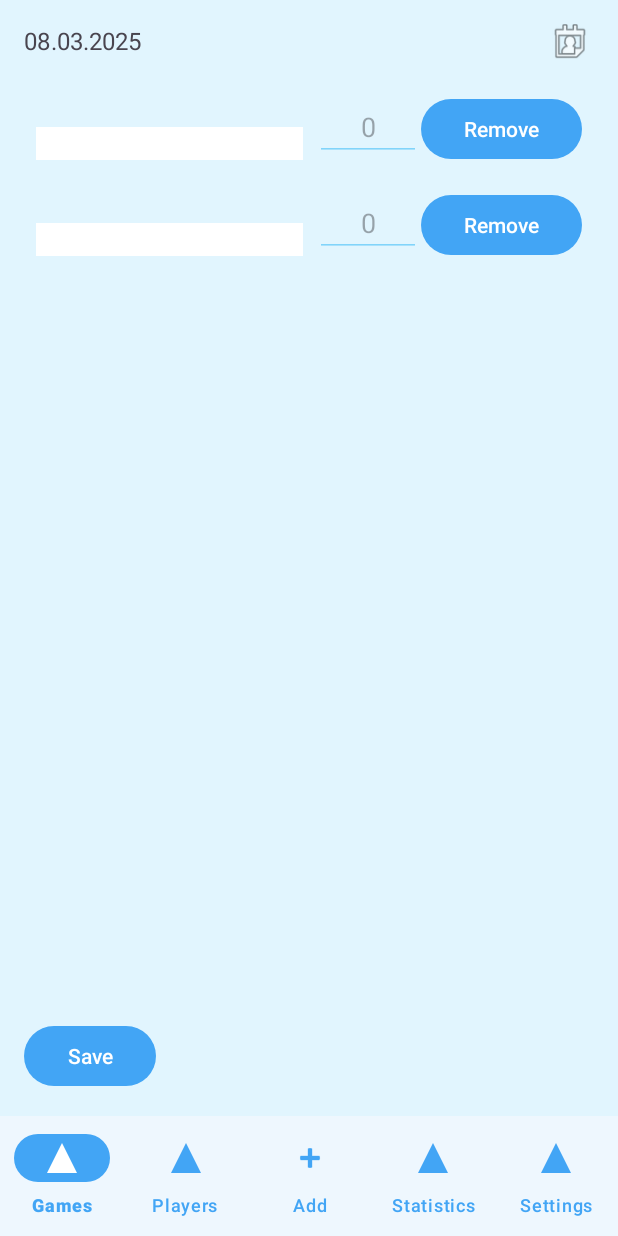
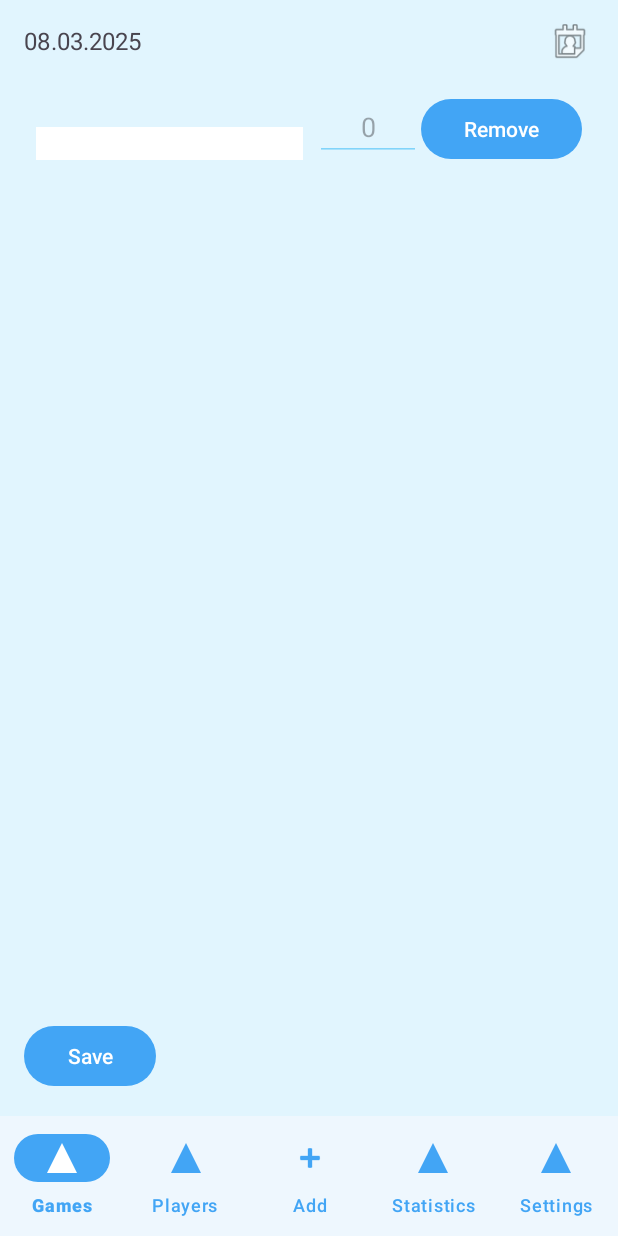
Before and after one commit to toxictrace/Carcassonne_Statistics, an Android app: the EditGameFragment screen opened through its navigation route, item 3 of the bottom bar chosen, on a phone screen of 412 x 824 dp. Run offline under Robolectric (Android 15) with nearby library versions, the phone set to English and light mode, and no system bars; our stand-ins replace Room's generated code, data binding, navigation-ui.

Commit message:
alfa bild

```diff
--- a/app/src/main/java/by/toxic/carstat/EditGameFragment.kt
+++ b/app/src/main/java/by/toxic/carstat/EditGameFragment.kt
@@ -7,6 +7,7 @@ import android.view.View
 import android.view.ViewGroup
 import android.widget.AdapterView
 import android.widget.ArrayAdapter
+import android.widget.Toast
 import androidx.fragment.app.Fragment
 import androidx.fragment.app.viewModels
 import androidx.navigation.fragment.findNavController
@@ -66,8 +67,7 @@ class EditGameFragment : Fragment() {
                 }
             } else {
                 tempGamePlayers.clear()
-                tempGamePlayers.add(GamePlayer(0, 0, 0))
-                tempGamePlayers.add(GamePlayer(0, 0, 0))
+                tempGamePlayers.add(GamePlayer(0, 0, 0)) // Только одна строка для новой игры
             }
             playerAdapter.notifyDataSetChanged()
         }
@@ -80,7 +80,9 @@ class EditGameFragment : Fragment() {
                 players,
                 gameId,
                 onSuccess = { findNavController().navigateUp() },
-                onError = { /* Обработка ошибки, например, Toast */ }
+                onError = { error ->
+                    Toast.makeText(context, getString(R.string.save_game_error, error), Toast.LENGTH_SHORT).show()
+                }
             )
         }
     }
@@ -102,9 +104,15 @@ class EditGameFragment : Fragment() {
         _binding = null
     }
 
-    fun addPlayer() { // Публичный метод для вызова из MainActivity через NavBar
-        tempGamePlayers.add(GamePlayer(0, 0, 0))
-        playerAdapter.notifyItemInserted(tempGamePlayers.size - 1)
+    fun addPlayerFromNavBar() {
+        val selectedIds = tempGamePlayers.map { it.playerId }.filter { it != 0 }
+        val remainingPlayers = tempPlayers.filter { !selectedIds.contains(it.id) }
+        if (remainingPlayers.isNotEmpty()) {
+            tempGamePlayers.add(GamePlayer(0, 0, 0))
+            playerAdapter.notifyItemInserted(tempGamePlayers.size - 1)
+        } else {
+            Toast.makeText(context, getString(R.string.no_more_players), Toast.LENGTH_SHORT).show()
+        }
     }
 
     inner class PlayerAdapter : RecyclerView.Adapter<GamePlayerViewHolder>() {
--- a/app/src/main/java/by/toxic/carstat/MainActivity.kt
+++ b/app/src/main/java/by/toxic/carstat/MainActivity.kt
@@ -3,6 +3,8 @@ package by.toxic.carstat
 import android.content.res.Configuration
 import android.os.Bundle
 import android.util.Log
+import androidx.activity.OnBackPressedCallback
+import androidx.appcompat.app.AlertDialog
 import androidx.appcompat.app.AppCompatActivity
 import androidx.navigation.NavController
 import androidx.navigation.fragment.NavHostFragment
@@ -61,8 +63,8 @@ class MainActivity : AppCompatActivity() {
                                     }
                                     R.id.editGameFragment -> {
                                         Log.d("MainActivity", "Adding player in EditGameFragment")
-                                        val fragment = supportFragmentManager.findFragmentById(R.id.nav_host_fragment) as? EditGameFragment
-                                        fragment?.addPlayer() ?: Log.e("MainActivity", "EditGameFragment not found in primary navigation")
+                                        val fragment = navHostFragment.childFragmentManager.primaryNavigationFragment as? EditGameFragment
+                                        fragment?.addPlayerFromNavBar() ?: Log.e("MainActivity", "EditGameFragment not found in primary navigation")
                                         false
                                     }
                                     R.id.viewGameFragment -> {
@@ -93,10 +95,44 @@ class MainActivity : AppCompatActivity() {
                             }
                         }
                     }
+
+                    // Настройка обработки нажатия кнопки "Назад"
+                    setupBackPressedHandler(navCtrl)
                 } ?: Log.e("MainActivity", "NavController is null!")
             } catch (e: Exception) {
                 Log.e("MainActivity", "Error initializing NavController: ${e.message}")
             }
         }
     }
+
+    private fun setupBackPressedHandler(navController: NavController) {
+        val callback = object : OnBackPressedCallback(true) {
+            override fun handleOnBackPressed() {
+                when (navController.currentDestination?.id) {
+                    R.id.gamesFragment, R.id.statisticsFragment, R.id.settingsFragment -> {
+                        AlertDialog.Builder(this@MainActivity)
+                            .setTitle(getString(R.string.exit_app_title))
+                            .setMessage(getString(R.string.exit_app_message))
+                            .setPositiveButton(getString(R.string.yes)) { _, _ -> finish() }
+                            .setNegativeButton(getString(R.string.no), null)
+                            .show()
+                    }
+                    R.id.editGameFragment -> {
+                        AlertDialog.Builder(this@MainActivity)
+                            .setTitle(getString(R.string.confirm_exit_title))
+                            .setMessage(getString(R.string.confirm_discard_changes))
+                            .setPositiveButton(getString(R.string.yes)) { _, _ ->
+                                navController.navigateUp()
+                            }
+                            .setNegativeButton(getString(R.string.no), null)
+                            .show()
+                    }
+                    else -> {
+                        navController.navigateUp() // По умолчанию возвращаемся на предыдущий экран
+                    }
+                }
+            }
+        }
+        onBackPressedDispatcher.addCallback(this, callback)
+    }
 }
--- a/app/src/main/res/values/strings.xml
+++ b/app/src/main/res/values/strings.xml
@@ -55,8 +55,9 @@
     <string name="save_game_error">Error: %s</string>
     <string name="exit_app_title">Exit Application</string>
     <string name="exit_app_message">Are you sure you want to exit the application?</string>
-    <!-- Новые строки -->
     <string name="settings">Settings</string>
     <string name="view_game">View Game</string>
-    <string name="no_players_left">All players have already been added</string>
+    <string name="no_more_players">All players have already been added</string>
+    <!-- Новая строка для EditGameFragment -->
+    <string name="confirm_discard_changes">Are you sure you want to discard changes and return to the previous screen?</string>
 </resources>
```
